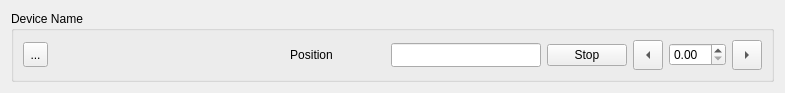
Above: bec_widgets/widgets/positioner_box/positioner_control_line.ui from bec-project/bec_widgets before the change. Below: the same form after it.
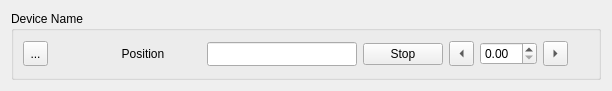
That is the form after the change. Custom widgets are drawn as their Qt base class.

Commit message: fix(positioner_box): visual improvements to the positioner_box and positioner_control_line

Patch:
```diff
--- a/bec_widgets/widgets/positioner_box/positioner_control_line.ui
+++ b/bec_widgets/widgets/positioner_box/positioner_control_line.ui
@@ -6,7 +6,7 @@
    <rect>
     <x>0</x>
     <y>0</y>
-    <width>785</width>
+    <width>612</width>
     <height>91</height>
    </rect>
   </property>
@@ -59,16 +59,6 @@
       </item>
       <item>
        <layout class="QHBoxLayout" name="horizontalLayout_2">
-        <item>
-         <widget class="PositionIndicator" name="position_indicator">
-          <property name="minimumSize">
-           <size>
-            <width>80</width>
-            <height>10</height>
-           </size>
-          </property>
-         </widget>
-        </item>
         <item>
          <widget class="SpinnerWidget" name="spinner_widget">
           <property name="minimumSize">
@@ -139,14 +129,14 @@
        <widget class="QToolButton" name="tweak_left">
         <property name="minimumSize">
          <size>
-          <width>30</width>
-          <height>30</height>
+          <width>25</width>
+          <height>25</height>
          </size>
         </property>
         <property name="maximumSize">
          <size>
-          <width>30</width>
-          <height>30</height>
+          <width>25</width>
+          <height>25</height>
          </size>
         </property>
         <property name="text">
@@ -154,8 +144,8 @@
         </property>
         <property name="iconSize">
          <size>
-          <width>30</width>
-          <height>30</height>
+          <width>25</width>
+          <height>25</height>
          </size>
         </property>
         <property name="arrowType">
@@ -170,14 +160,14 @@
        <widget class="QToolButton" name="tweak_right">
         <property name="minimumSize">
          <size>
-          <width>30</width>
-          <height>30</height>
+          <width>25</width>
+          <height>25</height>
          </size>
         </property>
         <property name="maximumSize">
          <size>
-          <width>30</width>
-          <height>30</height>
+          <width>25</width>
+          <height>25</height>
          </size>
         </property>
         <property name="text">
@@ -185,8 +175,8 @@
         </property>
         <property name="iconSize">
          <size>
-          <width>30</width>
-          <height>30</height>
+          <width>25</width>
+          <height>25</height>
          </size>
         </property>
         <property name="arrowType">
@@ -194,6 +184,34 @@
         </property>
        </widget>
       </item>
+      <item>
+       <widget class="PositionIndicator" name="position_indicator">
+        <property name="minimumSize">
+         <size>
+          <width>15</width>
+          <height>10</height>
+         </size>
+        </property>
+        <property name="maximumSize">
+         <size>
+          <width>15</width>
+          <height>16777215</height>
+         </size>
+        </property>
+        <property name="maximum" stdset="0">
+         <double>1.000000000000000</double>
+        </property>
+        <property name="vertical" stdset="0">
+         <bool>true</bool>
+        </property>
+        <property name="value" stdset="0">
+         <double>0.500000000000000</double>
+        </property>
+        <property name="rounded_corners" stdset="0">
+         <number>2</number>
+        </property>
+       </widget>
+      </item>
      </layout>
     </widget>
    </item>
```
The commit also changes 3 other files.
